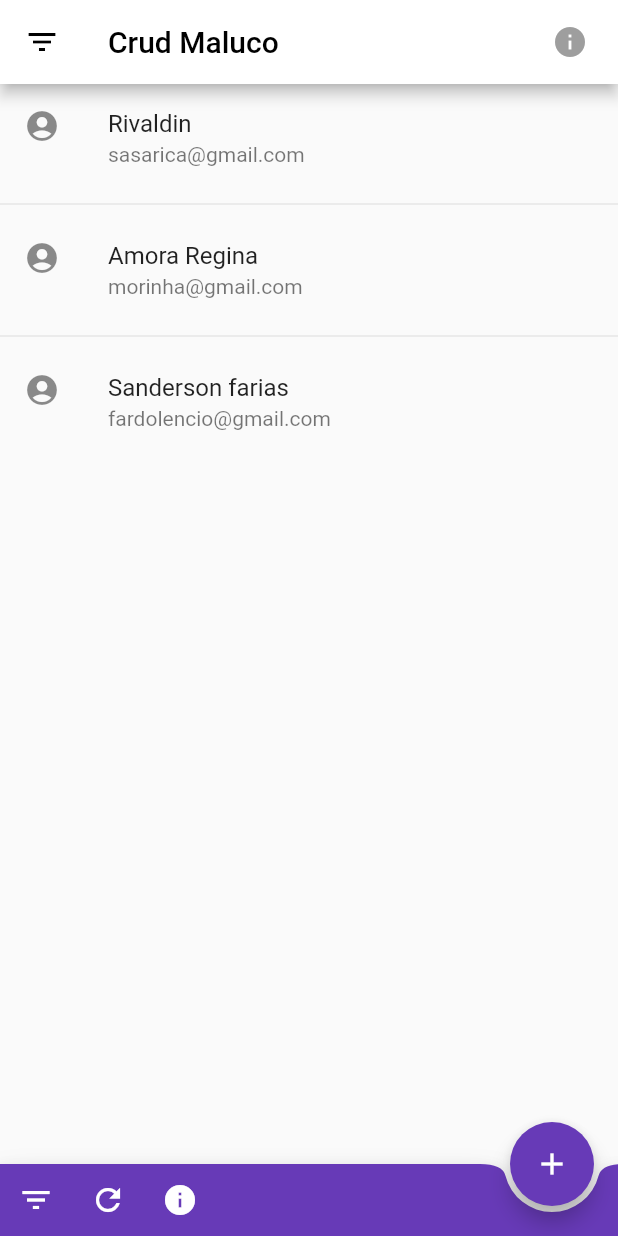
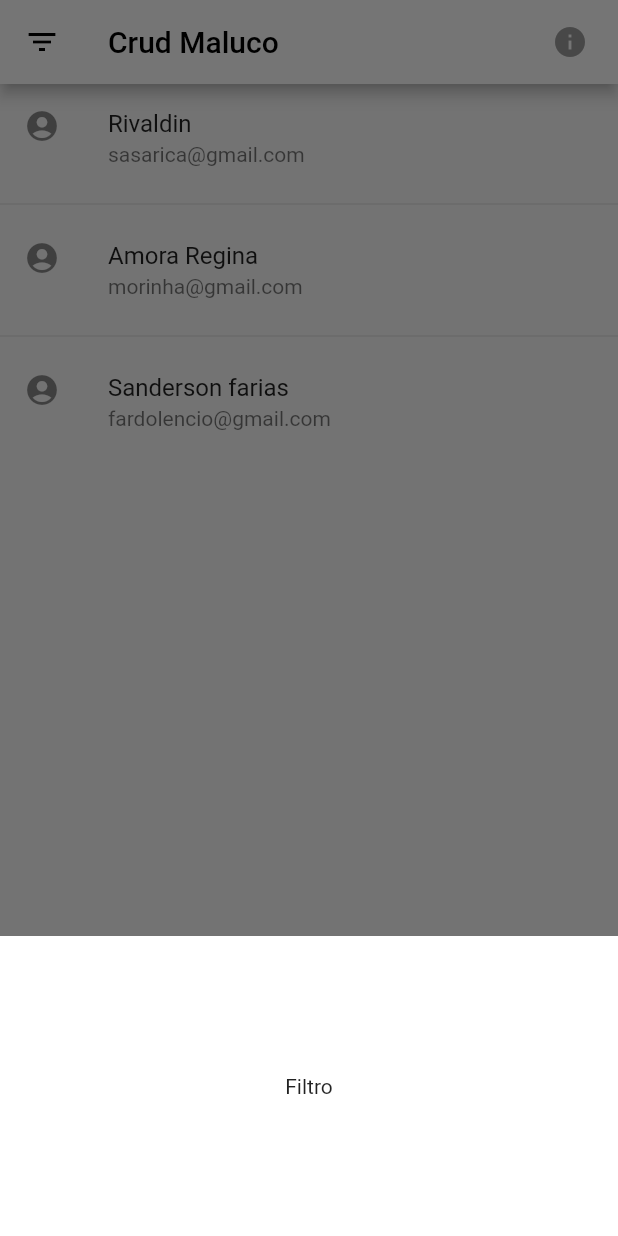
Before and after one commit to LucasPitol/CrudMaluco, a Flutter app: the screen it shows after launch, after a tap on the "add" icon, on a phone screen of 412 x 824 dp. Run offline on Flutter 3.47's test engine with Material 2 defaults, Android fonts, the phone set to English and light mode, and no system bars.

Commit message:
CD-DEV-5 tarefa 3

```diff
--- a/flutterApp/crud_maluco_app/lib/main.dart
+++ b/flutterApp/crud_maluco_app/lib/main.dart
@@ -1,13 +1,17 @@
 import 'package:crud_maluco_app/listagem_component.dart';
 import 'package:flutter/material.dart';
 
-void main() => runApp(MyApp());
+// void main() => runApp(MyApp());
+void main() {
+  runApp(MaterialApp(home: MyApp()));
+}
 
 class MyApp extends StatefulWidget {
   @override
-  State<StatefulWidget> createState() {
-    return _CDState();
-  }
+  _CDState createState() => _CDState();
+  // State<StatefulWidget> createState() {
+  //   return _CDState();
+  // }
 }
 
 class _CDState extends State<MyApp> {
@@ -20,6 +24,20 @@ class _CDState extends State<MyApp> {
     var y = x + 1;
 
     x = y + 1;
+  }
+
+  void _showFilterModal() {
+    showModalBottomSheet(
+        context: context,
+        builder: (builder) {
+          return Container(
+            color: Colors.white,
+            child: Text('Filtro'),
+            alignment: Alignment.center,
+            height: 200,
+            // padding: EdgeInsets.all(40.0),
+          );
+        });
   }
 
   @override
@@ -64,7 +82,7 @@ class _CDState extends State<MyApp> {
             Icons.add,
             color: Colors.white,
           ),
-          onPressed: openFilter,
+          onPressed: _showFilterModal,
         ),
         floatingActionButtonLocation: this._addFabLocation,
         bottomNavigationBar: this._buildBottomAppBar(context),
@@ -83,17 +101,18 @@ class _CDState extends State<MyApp> {
               Icons.filter_list,
               color: Colors.white,
             ),
-            onPressed: () => showModalBottomSheet(
-              context: context,
-              builder: (context) => Container(
-                color: Colors.white,
-                alignment: Alignment.center,
-                height: 200,
-                child: Text(
-                  'filtro',
-                ),
-              ),
-            ),
+            onPressed: this._showFilterModal,
+            // onPressed: () => showModalBottomSheet(
+            //   context: context,
+            //   builder: (context) => Container(
+            //     color: Colors.white,
+            //     alignment: Alignment.center,
+            //     height: 200,
+            //     child: Text(
+            //       'filtro',
+            //     ),
+            //   ),
+            // ),
           ),
           IconButton(
             icon: Icon(
```
